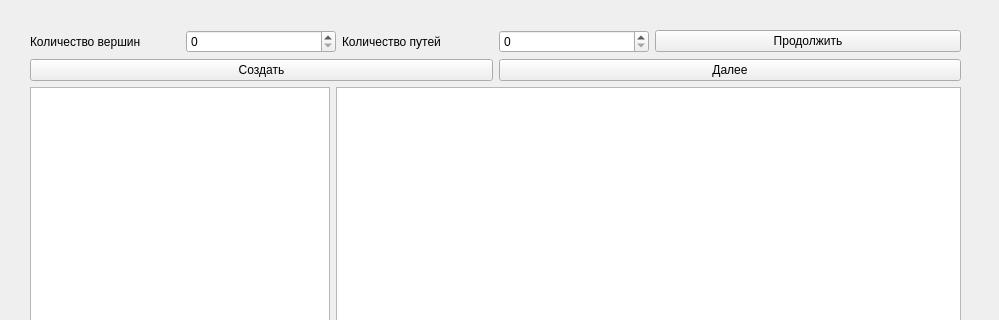
The window that Design.ui (boyegorka/GraphDeep) describes before a commit, drawn with Qt 5; both pictures show x 0 to 999 and y 0 to 320 of the 999 by 750 pixel window.
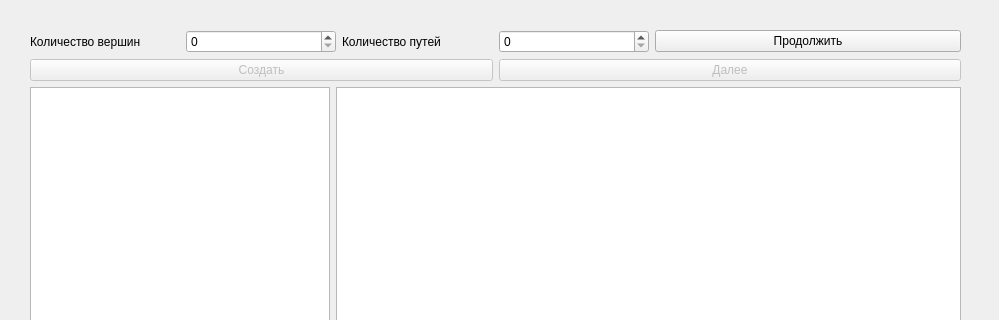
The same window after the commit.

The edit to the form file:
```diff
--- a/Design.ui
+++ b/Design.ui
@@ -100,6 +100,9 @@
       <layout class="QHBoxLayout" name="horizontalLayout_4">
        <item>
         <widget class="QPushButton" name="createButton">
+         <property name="enabled">
+          <bool>false</bool>
+         </property>
          <property name="text">
           <string>Создать</string>
          </property>
@@ -107,6 +110,9 @@
        </item>
        <item>
         <widget class="QPushButton" name="nextButton">
+         <property name="enabled">
+          <bool>false</bool>
+         </property>
          <property name="text">
           <string>Далее</string>
          </property>
```
Left out of the diff: 24 changed lines with no effect on the pictures.
